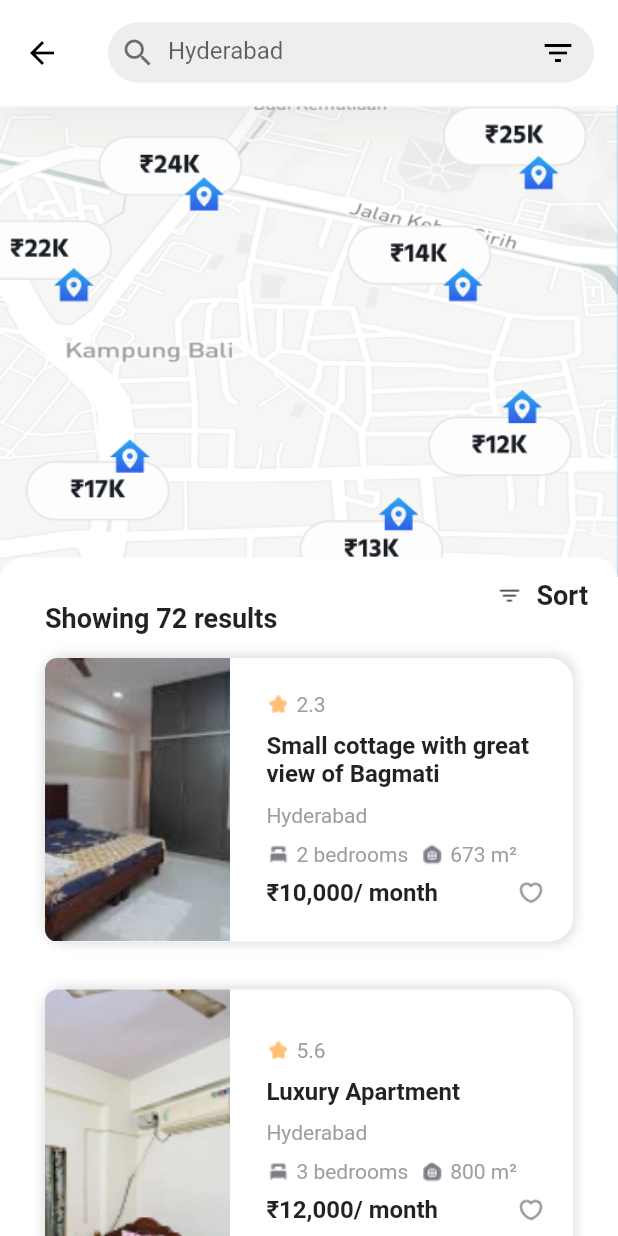
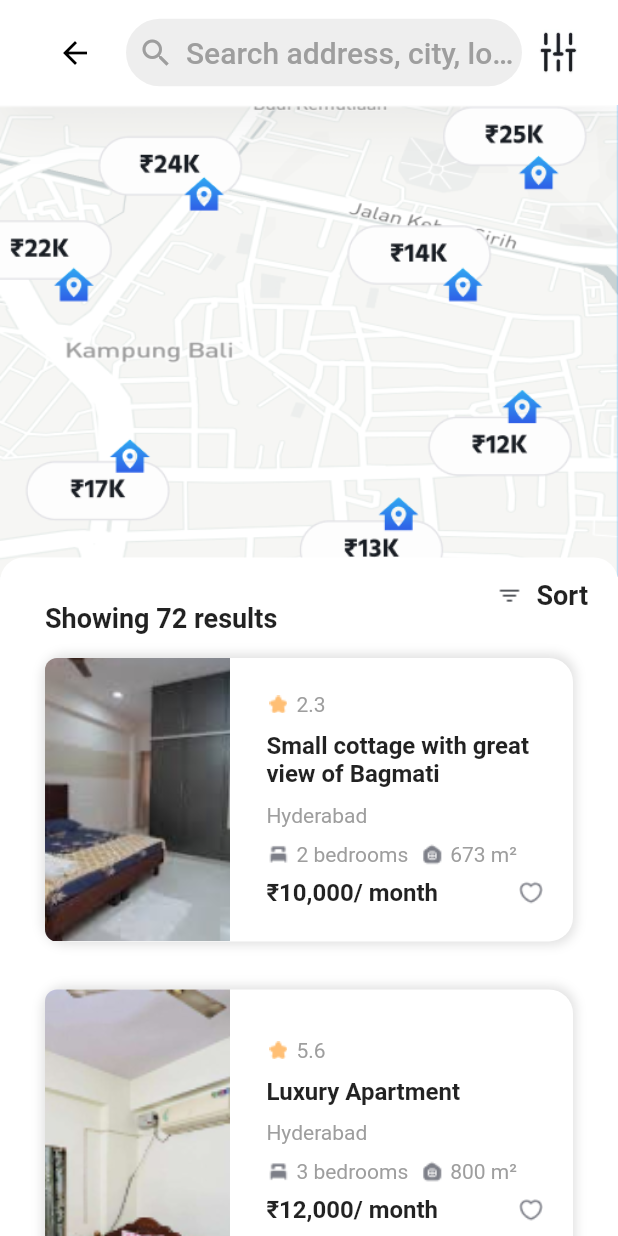
Before and after one commit to hammad4474/ToLet, a Flutter app: the SearchPropertyScreen screen opened directly, on a phone screen of 412 x 824 dp. Run offline on Flutter 3.47's test engine with Material 3 defaults, Android fonts, the phone set to English and light mode, and no system bars; our stand-ins replace cloud_firestore, firebase_auth, firebase_core, firebase_storage, fluttertoast, get and 1 more; missing offline and left inert: email_otp; accounts and stored records are empty.

Commit message:
issues resolve

```diff
--- a/lib/screens/tenant/SearchPropertyScreen.dart
+++ b/lib/screens/tenant/SearchPropertyScreen.dart
@@ -76,43 +76,59 @@ class _SearchPropertyScreenState extends State<SearchPropertyScreen> {
   @override
   Widget build(BuildContext context) {
     return Scaffold(
-      appBar: AppBar(
+        appBar:AppBar(
+          automaticallyImplyLeading: false, // Disable default back button
           backgroundColor: Colors.white,
           elevation: 0,
           toolbarHeight: 70,
-        leading: IconButton(
+          title: Row(
+            children: <Widget>[
+              // Logo
+              SizedBox(width: 10),
+              IconButton(
                    icon: const Icon(Icons.arrow_back, color: Colors.black),
                    onPressed: () {
-            Navigator.pop(context); // Go back to the previous screen
-          },
+                     Navigator.pop(context);
+                     }, // Go back to the previous screen},
                  ),
-        title: Container(
-          height: 40.0, // Set a suitable height for the search bar
+              SizedBox(width: 10),
+
+              // Search Bar with tap detection
+              Expanded(// Trigger callback when tapped
+                  child: Container(
+                    height: 45,
+                    constraints: BoxConstraints(
+                        maxWidth: 500), // Limit max width of search bar
                     decoration: BoxDecoration(
-            color: Colors.grey[200], // Light grey background for the search bar
-            borderRadius: BorderRadius.circular(20.0), // Rounded corners
+                      color: Colors.grey[200],
+                      borderRadius: BorderRadius.circular(25),
                     ),
                     child: Row(
-            children: <Widget>[
+                      children: const [
                         Padding(
-                padding: const EdgeInsets.symmetric(horizontal: 8.0),
-                child: Icon(Icons.search, color: Colors.black54), // Search icon
+                          padding: EdgeInsets.symmetric(horizontal: 8.0),
+                          child: Icon(Icons.search, color: Colors.grey),
                         ),
                         Expanded(
-                child: TextField(
-                  textAlignVertical: TextAlignVertical.center, // Center the text vertically
-                  decoration: InputDecoration(
-                    hintText: 'Hyderabad',
-                    border: InputBorder.none, // Remove the underline
-                    isCollapsed: true, // Reduce the padding around the hint text
-                    contentPadding: EdgeInsets.symmetric(vertical: 12.0), // Add padding for better alignment
+                          child: Text(
+                            'Search address, city, location',
+                            style:
+                            TextStyle(color: Colors.grey), // Placeholder style
                           ),
-                  style: TextStyle(color: Colors.grey[200]),
+                        ),
+                      ],
+                    ),
                   ),
                 ),
 
+              // Tune Icon on the right
               IconButton(
-            icon: const Icon(Icons.filter_list, color: Colors.black),
+                icon: Image.asset(
+                  'assets/icons/custum_tune_icon.png', // Replace with your actual custom icon asset
+                  height: 40,
+                  width: 40,
+                ),
+
                 onPressed: () {
                      Navigator.push(
                        context,
@@ -121,7 +137,6 @@ class _SearchPropertyScreenState extends State<SearchPropertyScreen> {
                    },
     ),
             ],
-      ),
           ),
         ),
       body: Stack(
--- a/lib/screens/tenant/home_tenant.dart
+++ b/lib/screens/tenant/home_tenant.dart
@@ -390,7 +390,7 @@ Widget buildPropertyCard(
   double screenWidth = MediaQuery.of(context).size.width;
 
   // Define dimensions based on screen width
-  double cardWidth = screenWidth > 600 ? screenWidth * 0.8 : screenWidth * 0.9; // 80% for larger screens, 90% for smaller
+  double cardWidth = screenWidth > 450 ? screenWidth * 0.9 : screenWidth * 1.0; // 80% for larger screens, 90% for smaller
   double cardHeight = 189; // Fixed height for consistency
   double imageWidth = 108; // Fixed image width
   double iconSize = 24.0; // Standard icon size
@@ -437,7 +437,7 @@ Widget buildPropertyCard(
                 child: property['imageURL'] != null
                     ? Image.network(
                   property['imageURL'],
-                  fit: BoxFit.cover,
+                  fit: BoxFit.fill,
                   height: cardHeight,
                   width: imageWidth,
                 )
@@ -447,7 +447,6 @@ Widget buildPropertyCard(
                   width: imageWidth,
                 ),
               ),
-              SizedBox(width: 16), // Spacing
               // Property details
               Expanded(
                 child: Column(
@@ -519,19 +518,19 @@ Widget buildPropertyCard(
                     color: isVerified ? Colors.green : Colors.red,
                     size: iconSize,
                   ),
-                  Spacer(),
-                  GestureDetector(
-                    onTap: () {
-                      // Handle the tap event, e.g., toggle the favorite status
-                      onTip = !onTip; // Toggle the value of onTip
-                    },
-                    child: Icon(
-                      onTip ? Icons.favorite_border : Icons.favorite, // Show appropriate icon
-                      color: onTip ? Colors.grey : Colors.red, // Change color based on status
-                      size: iconSize,
-                    ),
-                  ),
-                  SizedBox(height: 10),
+                  // Spacer(),
+                  // GestureDetector(
+                  //   onTap: () {
+                  //     // Handle the tap event, e.g., toggle the favorite status
+                  //     onTip = !onTip; // Toggle the value of onTip
+                  //   },
+                  //   child: Icon(
+                  //     onTip ? Icons.favorite_border : Icons.favorite, // Show appropriate icon
+                  //     color: onTip ? Colors.grey : Colors.red, // Change color based on status
+                  //     size: iconSize,
+                  //   ),
+                  // ),
+                  // SizedBox(height: 10),
                 ],
               ),
             ],
```
Lines whose indentation alone changed are shown as unchanged.
